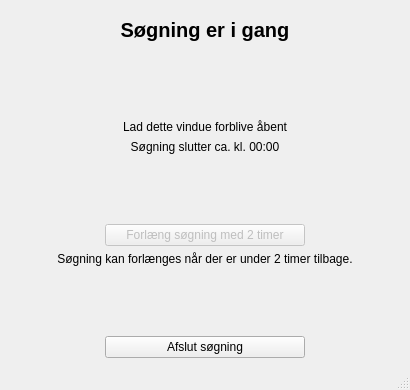
Before: the Qt Designer form MainWindow.ui in Cyanisk/KombardoPinger, drawn with Qt 5.
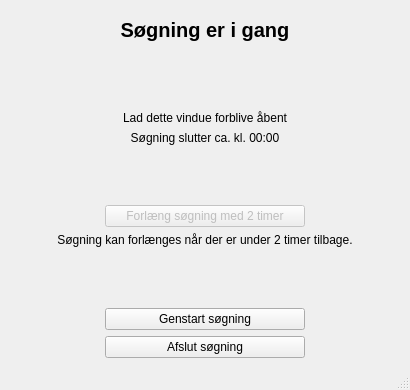
After: the same form once the commit is applied. The open tabs and pages were chosen to show the change.

Commit message: Fixed errors occurring when restarting the search

What changed in the file:
```diff
--- a/MainWindow.ui
+++ b/MainWindow.ui
@@ -1007,6 +1007,23 @@
             </property>
            </spacer>
           </item>
+          <item>
+           <layout class="QHBoxLayout" name="horizontalLayout_12">
+            <item>
+             <widget class="QPushButton" name="pushButton_restart">
+              <property name="maximumSize">
+               <size>
+                <width>200</width>
+                <height>16777215</height>
+               </size>
+              </property>
+              <property name="text">
+               <string>Genstart søgning</string>
+              </property>
+             </widget>
+            </item>
+           </layout>
+          </item>
          </layout>
         </item>
         <item>
```
Left out of the diff: 6 changed lines with no effect on the pictures. The commit also changes 2 other files.
